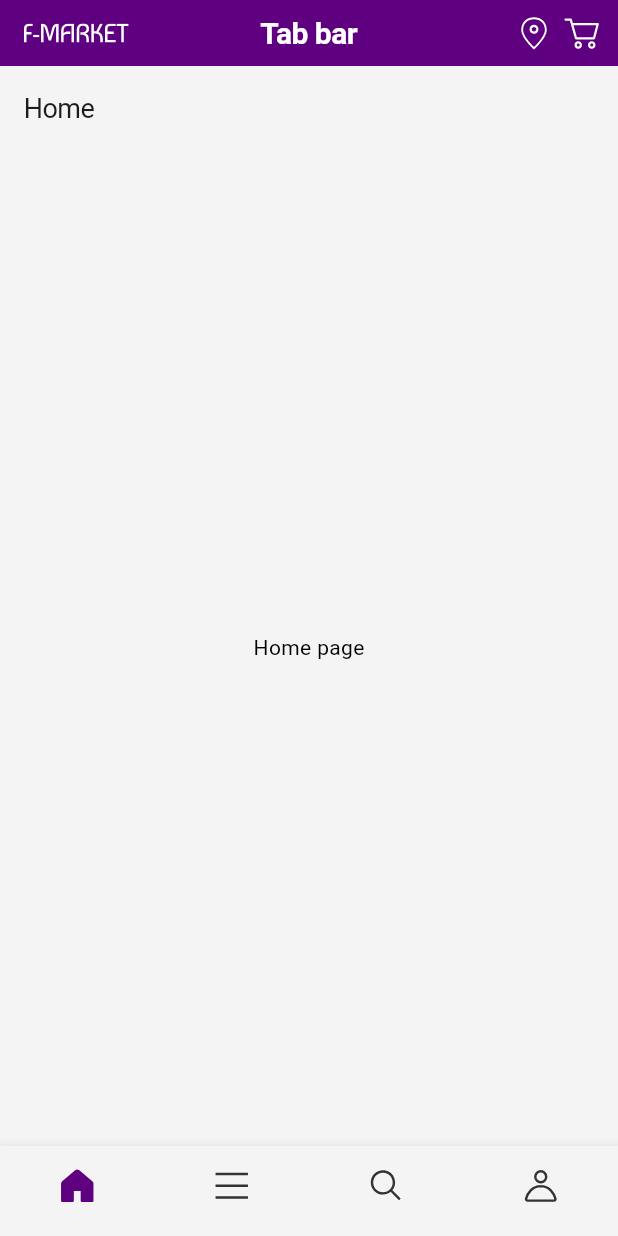
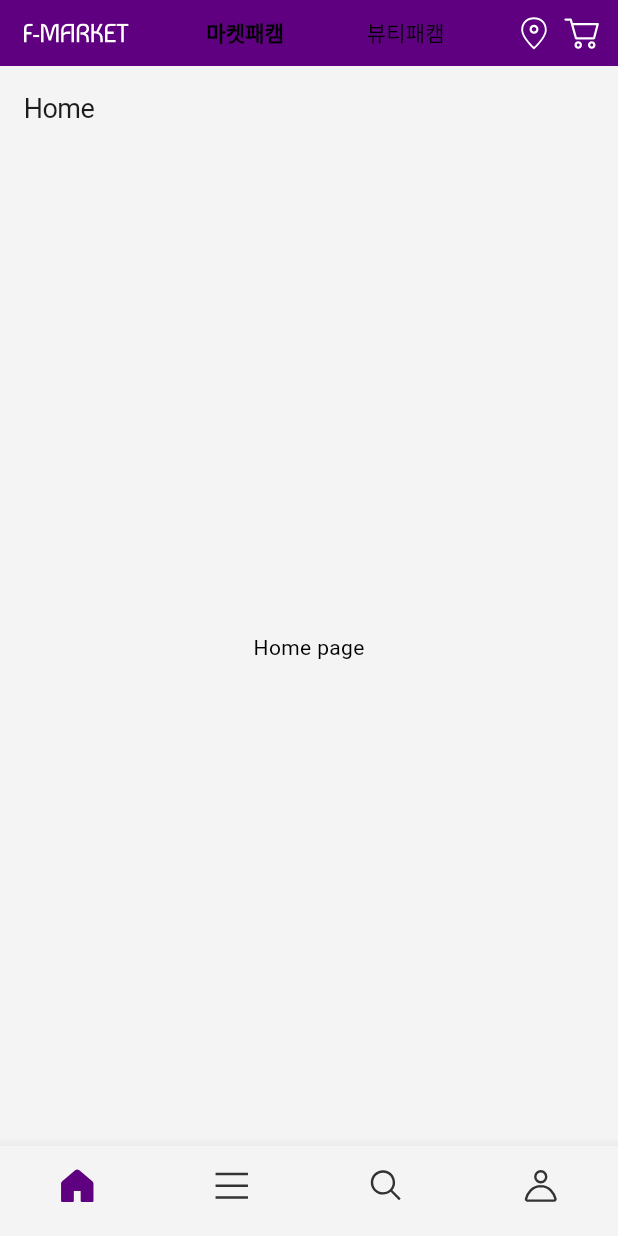
Before and after one commit to Jinwook-Song/e_commerce_2024, a Flutter app: the screen it shows after launch, on a phone screen of 412 x 824 dp. Run offline on Flutter 3.47's test engine with Material 3 defaults, Android fonts, the phone set to English and light mode, and no system bars; our stand-ins replace flutter_bloc, flutter_svg, go_router; Roboto replaces fonts that are missing (Pretendard).

Commit message:
feat: mall type

```diff
--- a/lib/core/theme/theme_data.dart
+++ b/lib/core/theme/theme_data.dart
@@ -11,6 +11,9 @@ class CustomThemeData {
         fontFamily: 'Pretendard',
         textTheme: CustomTheme.textTheme,
         dividerTheme: const DividerThemeData(color: AppColors.outline),
+        splashFactory: NoSplash.splashFactory,
+        splashColor: Colors.transparent,
+        highlightColor: Colors.transparent,
         tabBarTheme: TabBarTheme(
           indicator: const UnderlineTabIndicator(
             borderSide: BorderSide(color: AppColors.primary, width: 2),
--- /dev/null
+++ b/lib/presentation/screens/main/cubit/mall_type_cubit.dart
@@ -0,0 +1,28 @@
+import 'package:e_commerce/core/theme/custom/custom_app_bar.dart';
+import 'package:flutter_bloc/flutter_bloc.dart';
+
+enum MallType {
+  market('마켓패캠'),
+  beauty('뷰티패캠');
+
+  const MallType(this.label);
+  final String label;
+
+  bool get isMaket => this == MallType.market;
+  bool get isBeuaty => this == MallType.beauty;
+
+  CustomAppBarTheme get theme {
+    switch (this) {
+      case MallType.market:
+        return CustomAppBarTheme.market;
+      case MallType.beauty:
+        return CustomAppBarTheme.beauty;
+    }
+  }
+}
+
+class MallTypeCubit extends Cubit<MallType> {
+  MallTypeCubit() : super(MallType.market);
+
+  void changeIndex(int index) => emit(MallType.values[index]);
+}
--- a/lib/presentation/screens/main/main_screen.dart
+++ b/lib/presentation/screens/main/main_screen.dart
@@ -1,6 +1,7 @@
 import 'package:e_commerce/presentation/screens/category/category_screen.dart';
 import 'package:e_commerce/presentation/screens/home/home_screen.dart';
 import 'package:e_commerce/presentation/screens/main/cubit/bottom_nav_cubit.dart';
+import 'package:e_commerce/presentation/screens/main/cubit/mall_type_cubit.dart';
 import 'package:e_commerce/presentation/screens/main/widgets/top_app_bar/top_app_bar.dart';
 import 'package:e_commerce/presentation/screens/search/search_screen.dart';
 import 'package:e_commerce/presentation/screens/user/user_screen.dart';
@@ -13,8 +14,11 @@ class MainScreen extends StatelessWidget {
 
   @override
   Widget build(BuildContext context) {
-    return BlocProvider(
-      create: (context) => BottomNavCubit(),
+    return MultiBlocProvider(
+      providers: [
+        BlocProvider(create: (_) => BottomNavCubit()),
+        BlocProvider(create: (_) => MallTypeCubit()),
+      ],
       child: const MainScreenView(),
     );
   }
--- a/lib/presentation/screens/main/widgets/top_app_bar/defualt_app_bar.dart
+++ b/lib/presentation/screens/main/widgets/top_app_bar/defualt_app_bar.dart
@@ -1,7 +1,8 @@
-import 'package:e_commerce/core/theme/constant/app_colors.dart';
 import 'package:e_commerce/core/theme/custom/custom_font_weight.dart';
 import 'package:e_commerce/presentation/screens/main/cubit/bottom_nav_cubit.dart';
+import 'package:e_commerce/presentation/screens/main/cubit/mall_type_cubit.dart';
 import 'package:flutter/material.dart';
+import 'package:flutter_bloc/flutter_bloc.dart';
 
 class DefaultAppBar extends StatelessWidget {
   const DefaultAppBar(this.nav, {super.key});
@@ -10,8 +11,10 @@ class DefaultAppBar extends StatelessWidget {
 
   @override
   Widget build(BuildContext context) {
+    return BlocBuilder<MallTypeCubit, MallType>(
+      builder: (context, state) {
         return Container(
-      color: Theme.of(context).primaryColor,
+          color: state.theme.backgroundColor,
           child: Padding(
             padding: const EdgeInsets.symmetric(horizontal: 8, vertical: 6),
             child: AppBar(
@@ -19,10 +22,16 @@ class DefaultAppBar extends StatelessWidget {
               centerTitle: true,
               title: Text(
                 nav.tabLabel,
-            style: const TextStyle(color: AppColors.white, fontSize: 20).bold,
+                style: Theme.of(context)
+                    .textTheme
+                    .titleMedium
+                    .semiBold
+                    ?.copyWith(color: state.theme.iconColor),
               ),
             ),
           ),
         );
+      },
+    );
   }
 }
--- a/lib/presentation/screens/main/widgets/top_app_bar/home_app_bar.dart
+++ b/lib/presentation/screens/main/widgets/top_app_bar/home_app_bar.dart
@@ -1,7 +1,8 @@
 import 'package:e_commerce/core/theme/constant/app_colors.dart';
 import 'package:e_commerce/core/theme/constant/app_icons.dart';
-import 'package:e_commerce/core/theme/custom/custom_font_weight.dart';
+import 'package:e_commerce/presentation/screens/main/cubit/mall_type_cubit.dart';
 import 'package:flutter/material.dart';
+import 'package:flutter_bloc/flutter_bloc.dart';
 import 'package:flutter_svg/svg.dart';
 
 class HomeAppbar extends StatelessWidget {
@@ -9,8 +10,11 @@ class HomeAppbar extends StatelessWidget {
 
   @override
   Widget build(BuildContext context) {
-    return Container(
-      color: Theme.of(context).primaryColor,
+    return BlocBuilder<MallTypeCubit, MallType>(
+      builder: (_, state) {
+        return AnimatedContainer(
+          duration: const Duration(milliseconds: 300),
+          color: state.theme.backgroundColor,
           child: Padding(
             padding: const EdgeInsets.symmetric(horizontal: 8, vertical: 6),
             child: AppBar(
@@ -18,20 +22,40 @@ class HomeAppbar extends StatelessWidget {
               leadingWidth: 86,
               leading: Padding(
                 padding: const EdgeInsets.all(8.0),
-            child: SvgPicture.asset(AppIcons.mainLogo),
+                child: SvgPicture.asset(
+                  AppIcons.mainLogo,
+                  colorFilter: ColorFilter.mode(
+                    state.theme.logoColor,
+                    BlendMode.srcIn,
+                  ),
+                ),
               ),
               centerTitle: true,
-          title: Text(
-            'Tab bar',
-            style: const TextStyle(color: AppColors.white, fontSize: 20).bold,
+              title: DefaultTabController(
+                length: MallType.values.length,
+                initialIndex: state.index,
+                child: TabBar(
+                  onTap: (index) =>
+                      context.read<MallTypeCubit>().changeIndex(index),
+                  labelColor: AppColors.black,
+                  unselectedLabelColor: AppColors.black,
+                  tabs: List.generate(
+                    MallType.values.length,
+                    (index) => Tab(
+                      child: Text(
+                        MallType.values[index].label,
+                      ),
+                    ),
+                  ),
+                ),
               ),
               actions: [
                 Padding(
                   padding: const EdgeInsets.all(4.0),
                   child: SvgPicture.asset(
                     AppIcons.location,
-                colorFilter: const ColorFilter.mode(
-                  AppColors.background,
+                    colorFilter: ColorFilter.mode(
+                      state.theme.logoColor,
                       BlendMode.srcIn,
                     ),
                   ),
@@ -40,8 +64,8 @@ class HomeAppbar extends StatelessWidget {
                   padding: const EdgeInsets.all(4.0),
                   child: SvgPicture.asset(
                     AppIcons.cart,
-                colorFilter: const ColorFilter.mode(
-                  AppColors.background,
+                    colorFilter: ColorFilter.mode(
+                      state.theme.logoColor,
                       BlendMode.srcIn,
                     ),
                   ),
@@ -50,5 +74,7 @@ class HomeAppbar extends StatelessWidget {
             ),
           ),
         );
+      },
+    );
   }
 }
```
Lines whose indentation alone changed are shown as unchanged.
